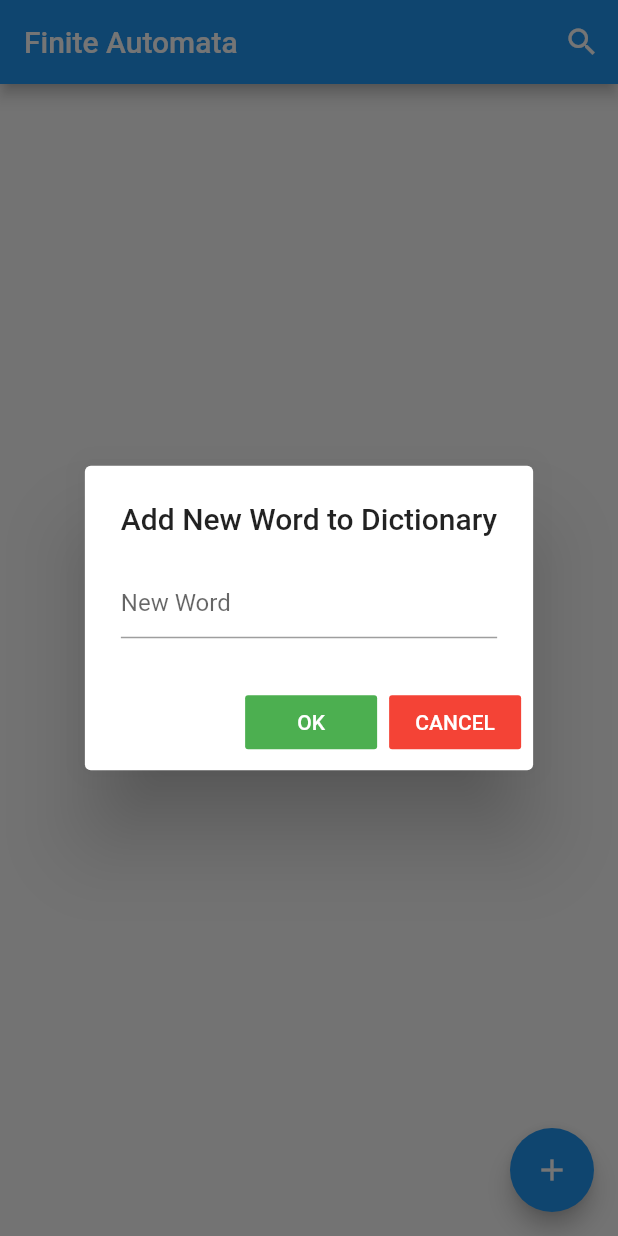
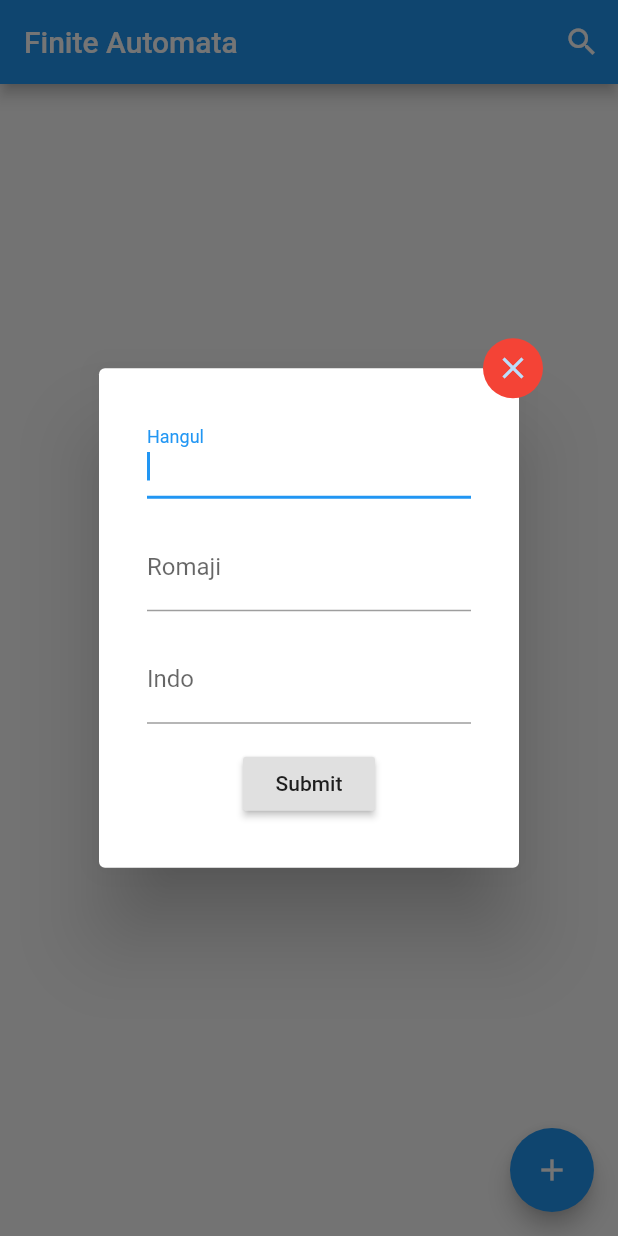
Before and after one commit to Tinesh14/finite-automata, a Flutter app: the screen it shows after launch, after a tap on the "add" icon, on a phone screen of 412 x 824 dp. Run offline on Flutter 3.47's test engine with Material 2 defaults, Android fonts, the phone set to English and light mode, and no system bars; our stand-ins replace cloud_firestore, firebase_core, lottie; accounts and stored records are empty.

Commit message:
add data with new field romanji and hangul

```diff
--- a/lib/home.dart
+++ b/lib/home.dart
@@ -19,7 +19,9 @@ class MyHomePage extends StatefulWidget {
 class _MyHomePageState extends State<MyHomePage> {
   //int _counter = 0;
   final firestoreInstance = FirebaseFirestore.instance;
-  TextEditingController _textFieldController = TextEditingController();
+  TextEditingController userInputHangul = TextEditingController();
+  TextEditingController userInputRomaji = TextEditingController();
+  TextEditingController userInputWord = TextEditingController();
 
   // void _incrementCounter() {
   //   setState(() {
@@ -33,16 +35,16 @@ class _MyHomePageState extends State<MyHomePage> {
     }).then((val) => debugPrint("kita cek disini : ${val.id}"));
   }
 
-  Future<List<String>> getMarker() async {
-    var snapshot = await firestoreInstance.collection('users').get();
-    var listData = snapshot.docs.map((doc) => doc.data()).toList();
-    List<String> listString = [];
-    for (var e in listData) {
-      listString.add(e['word']);
-      // debugPrint("test datanya : ${jsonEncode(e)}, ${e['word']}");
-    }
-    return listString;
-  }
+  // Future<List<String>> getMarker() async {
+  //   var snapshot = await firestoreInstance.collection('users').get();
+  //   var listData = snapshot.docs.map((doc) => doc.data()).toList();
+  //   List<String> listString = [];
+  //   for (var e in listData) {
+  //     listString.add(e['word']);
+  //     // debugPrint("test datanya : ${jsonEncode(e)}, ${e['word']}");
+  //   }
+  //   return listString;
+  // }
 
   static getNextState(List<String> data, int m, int state, int x) {
     if ((state < m) && (x == data[state].codeUnits.elementAt(0))) {
@@ -95,7 +97,6 @@ class _MyHomePageState extends State<MyHomePage> {
     //debugPrint("nilai nya : $m, $n");
   }
 
-  String codeDialog = "";
   String valueText = "";
 
   @override
@@ -112,38 +113,6 @@ class _MyHomePageState extends State<MyHomePage> {
                 delegate: CustomSearchDelegate((search, closeNotifier) {
                   var result = [];
                   List<String> resultString = [];
-                  getMarker().then((value) => result = value).whenComplete(
-                    () {
-                      // for (var element in result) {
-                      //   var temp = element.toString().toLowerCase();
-                      //   var temp1 = search.toLowerCase();
-                      //   List<String> pat = [];
-                      //   List<String> searchText = [];
-                      //   for (var i in temp1.runes) {
-                      //     searchText.add(String.fromCharCode(i));
-                      //   }
-                      //   for (var rune in temp.runes) {
-                      //     pat.add(String.fromCharCode(rune));
-                      //   }
-                      //   var resultBool = searchString(searchText, pat);
-
-                      //   if (resultBool) {
-                      //     resultString.add(element.toString());
-                      //   }
-                      // }
-                      // widgetView = ListView.builder(
-                      //   itemCount: resultString.length,
-                      //   padding: const EdgeInsets.all(10),
-                      //   itemBuilder: (context, index) {
-                      //     return Text("index : ${resultString[index]}");
-                      //   },
-                      // );
-
-                      // for (var element in resultString) {
-                      //   debugPrint("hasil pencarian : $element");
-                      // }
-                    },
-                  );
                   //debugPrint("cek datanya : ${result.length}");
                   return StreamBuilder(
                       stream: FirebaseFirestore.instance
@@ -195,13 +164,6 @@ class _MyHomePageState extends State<MyHomePage> {
                           );
                         }
                       });
-                  // ListView.builder(
-                  //   itemCount: resultString.length,
-                  //   padding: const EdgeInsets.all(10),
-                  //   itemBuilder: (context, index) {
-                  //     return Text("index : ${resultString[index]}");
-                  //   },
-                  // );
                 }),
               );
             },
@@ -215,10 +177,6 @@ class _MyHomePageState extends State<MyHomePage> {
             Text(
               'Welcome to the dictionary :)',
             ),
-            // Text(
-            //   '$_counter',
-            //   style: Theme.of(context).textTheme.headline4,
-            // ),
           ],
         ),
       ),
@@ -226,43 +184,83 @@ class _MyHomePageState extends State<MyHomePage> {
         onPressed: () {
           showDialog(
               context: context,
-              builder: (context) {
+              builder: (BuildContext context) {
                 return AlertDialog(
-                  title: const Text('Add New Word to Dictionary'),
-                  content: TextField(
-                    onChanged: (value) {
-                      setState(() {
-                        valueText = value;
-                      });
+                  content: Stack(
+                    overflow: Overflow.visible,
+                    children: <Widget>[
+                      Positioned(
+                        right: -40.0,
+                        top: -40.0,
+                        child: InkResponse(
+                          onTap: () {
+                            Navigator.of(context).pop();
                           },
-                    controller: _textFieldController,
-                    decoration: const InputDecoration(hintText: "New Word"),
+                          child: CircleAvatar(
+                            child: Icon(Icons.close),
+                            backgroundColor: Colors.red,
                           ),
-                  actions: <Widget>[
-                    FlatButton(
-                      color: Colors.green,
-                      textColor: Colors.white,
-                      child: const Text('OK'),
+                        ),
+                      ),
+                      Form(
+                        child: Container(
+                          child: Column(
+                            mainAxisSize: MainAxisSize.min,
+                            children: <Widget>[
+                              Padding(
+                                padding: EdgeInsets.all(8.0),
+                                child: TextFormField(
+                                  controller: userInputHangul,
+                                  autofocus: true,
+                                  decoration:
+                                      InputDecoration(labelText: 'Hangul'),
+                                ),
+                              ),
+                              Padding(
+                                padding: EdgeInsets.all(8.0),
+                                child: TextFormField(
+                                  controller: userInputRomaji,
+                                  decoration:
+                                      InputDecoration(labelText: 'Romaji'),
+                                ),
+                              ),
+                              Padding(
+                                padding: EdgeInsets.all(8.0),
+                                child: TextFormField(
+                                  controller: userInputWord,
+                                  autofocus: true,
+                                  decoration:
+                                      InputDecoration(labelText: 'Indo'),
+                                ),
+                              ),
+                              Padding(
+                                padding: const EdgeInsets.all(8.0),
+                                child: RaisedButton(
+                                  child: Text("Submit"),
                                   onPressed: () {
-                        codeDialog = valueText;
-                        debugPrint("tes : $codeDialog");
-                        firestoreInstance.collection("users").add({
-                          "word": codeDialog,
-                        }).whenComplete(() {
+                                    firestoreInstance.collection("users").add(
+                                      {
+                                        "hangul": userInputHangul.text,
+                                        "romaji": userInputRomaji.text,
+                                        "word": userInputWord.text,
+                                      },
+                                    ).whenComplete(
+                                      () {
                                         Navigator.pop(context);
-                          _textFieldController.text = "";
-                        });
+                                        userInputHangul.text = "";
+                                        userInputRomaji.text = "";
+                                        userInputWord.text = "";
+                                      },
+                                    );
                                   },
                                 ),
-                    FlatButton(
-                      color: Colors.red,
-                      textColor: Colors.white,
-                      child: const Text('CANCEL'),
-                      onPressed: () {
-                        Navigator.pop(context);
-                      },
+                              )
+                            ],
+                          ),
+                        ),
                       ),
                     ],
+                  ),
                 );
               });
         },
```
Lines whose indentation alone changed are shown as unchanged.
